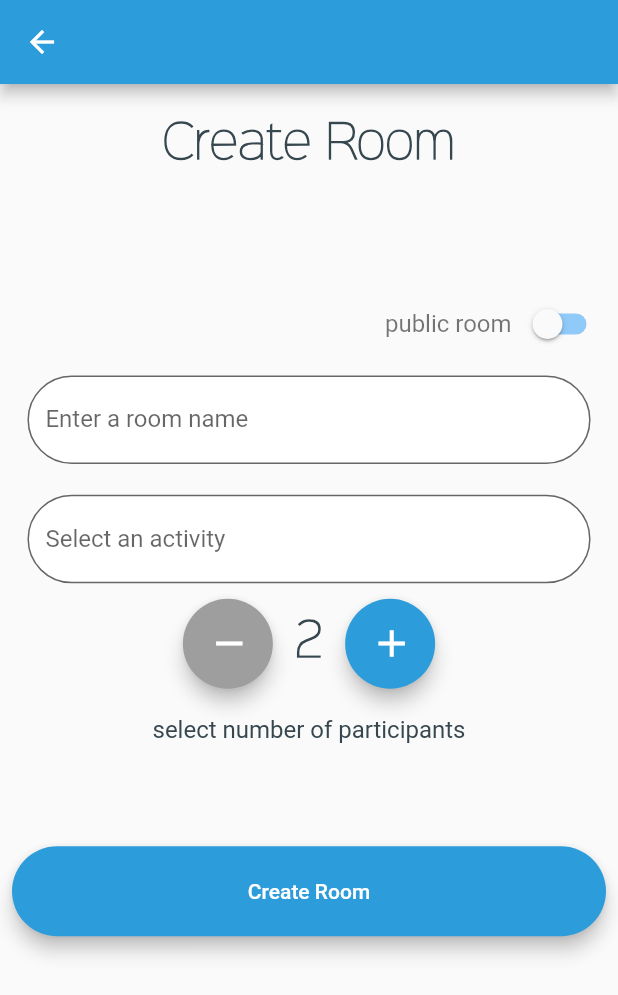
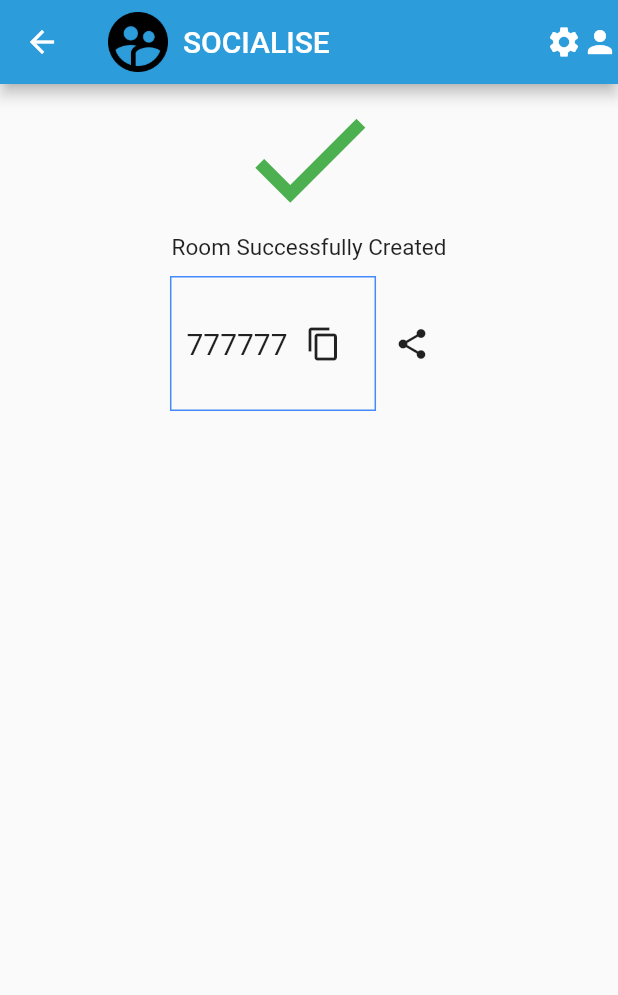
Before and after one commit to skypopcorn1/socialise, a Flutter app: the CreateRoomPage screen opened directly, after a tap on "Create Room", on a phone screen of 412 x 824 dp. Shown: the top 995 px of the screen. Run offline on Flutter 3.47's test engine with Material 2 defaults, Android fonts, the phone set to English and light mode, and no system bars; our stand-ins replace cloud_firestore, firebase_auth, share; missing offline and left inert: clipboard_manager; accounts and stored records are empty.

Commit message:
added copy, share to confirmRoom screen

```diff
--- /dev/null
+++ b/lib/app/RoomConfirmation.dart
@@ -0,0 +1,113 @@
+import 'package:clipboard_manager/clipboard_manager.dart';
+import 'package:flutter/material.dart';
+import 'package:share/share.dart';
+
+class RoomConfirmation extends StatefulWidget {
+  RoomConfirmation({this.roomId});
+  final String roomId;
+  @override
+  _RoomConfirmationState createState() => _RoomConfirmationState();
+}
+
+class _RoomConfirmationState extends State<RoomConfirmation> {
+  String _roomId;
+  @override
+  void initState() {
+    _roomId = widget.roomId;
+    super.initState();
+  }
+
+  @override
+  Widget build(BuildContext context) {
+    return Scaffold(
+      appBar: AppBar(
+        title: Row(
+          children: <Widget>[
+            Image.asset(
+              'assets/images/socialise.png',
+              height: 40,
+            ),
+            Text('  SOCIALISE'),
+          ],
+        ),
+        actions: <Widget>[
+          Icon(Icons.settings, color: Colors.white),
+          Icon(Icons.person, color: Colors.white)
+        ],
+      ),
+      body: Column(
+        crossAxisAlignment: CrossAxisAlignment.center,
+        mainAxisAlignment: MainAxisAlignment.start,
+        children: <Widget>[
+          Row(
+            mainAxisAlignment: MainAxisAlignment.center,
+            children: <Widget>[
+              Icon(
+                Icons.check,
+                color: Colors.green,
+                size: 100.0,
+                semanticLabel: 'Room Created',
+              ),
+            ],
+          ),
+          Row(
+            mainAxisAlignment: MainAxisAlignment.center,
+            children: <Widget>[
+              Text('Room Successfully Created',
+                  style: TextStyle(
+                    fontSize: 15,
+                  )),
+            ],
+          ),
+          Row(
+            mainAxisAlignment: MainAxisAlignment.center,
+            children: <Widget>[
+              Container(
+                margin: const EdgeInsets.symmetric(
+                  vertical: 10,
+                ),
+                padding: const EdgeInsets.symmetric(
+                  vertical: 20.0,
+                  horizontal: 10.0,
+                ),
+                decoration:
+                    BoxDecoration(border: Border.all(color: Colors.blueAccent)),
+                child: Row(children: <Widget>[
+                  Text(
+                    _roomId,
+                    style: TextStyle(
+                      fontSize: 20,
+                    ),
+                  ),
+                  IconButton(
+                      icon: Icon(Icons.content_copy),
+                      onPressed: () {
+                        ClipboardManager.copyToClipBoard(_roomId)
+                            .then((result) {
+                          final snackBar = SnackBar(
+                            content: Text('Copied to Clipboard'),
+                            action: SnackBarAction(
+                              label: 'Undo',
+                              onPressed: () {},
+                            ),
+                          );
+                          Scaffold.of(context).showSnackBar(snackBar);
+                        });
+                      })
+                ]),
+              ),
+              IconButton(
+                  icon: Icon(Icons.share), onPressed: () => share(_roomId)),
+            ],
+          ),
+        ],
+      ),
+    );
+  }
+
+  void share(text) {
+    final RenderBox box = context.findRenderObject();
+    Share.share(text,
+        sharePositionOrigin: box.localToGlobal(Offset.zero) & box.size);
+  }
+}
--- a/lib/app/create_room.dart
+++ b/lib/app/create_room.dart
@@ -2,6 +2,8 @@ import 'package:flutter/material.dart';
 import 'package:socialise/utilities/constants.dart';
 import 'package:socialise/utilities/room_id_generator.dart';
 import 'package:cloud_firestore/cloud_firestore.dart';
+
+import 'RoomConfirmation.dart';
 
 class CreateRoomPage extends StatefulWidget {
   @override
@@ -231,6 +233,12 @@ class _CreateRoomPageState extends State<CreateRoomPage> {
                         'private': roomDetails['private'],
                         'code': code,
                       }).then((result) {
+                        Navigator.push(
+                          context,
+                          MaterialPageRoute(
+                              builder: (context) =>
+                                  RoomConfirmation(roomId: code)),
+                        );
                         print('result: ${result.documentID}');
                       });
                     });
--- a/lib/main.dart
+++ b/lib/main.dart
@@ -1,7 +1,6 @@
 import 'package:flutter/material.dart';
 import 'package:socialise/app/lobby.dart';
 import 'package:socialise/app/login.dart';
-import 'package:socialise/app/template_do_not_edit.dart';
 
 import 'package:socialise/utilities/constants.dart';
 
--- a/pubspec.yaml
+++ b/pubspec.yaml
@@ -27,6 +27,8 @@ dependencies:
   cloud_firestore: ^0.13.0+1
   firebase_core: ^0.4.2+1
   firebase_auth: ^0.15.0+1
+  clipboard_manager: ^0.0.4
+  share: ^0.6.3+6
 #  flutter_webrtc: ^0.2.7
 #  google_sign_in: ^4.0.14
 #  modal_progress_hud: ^0.1.3
```
Also changed, not shown: pubspec.lock.
